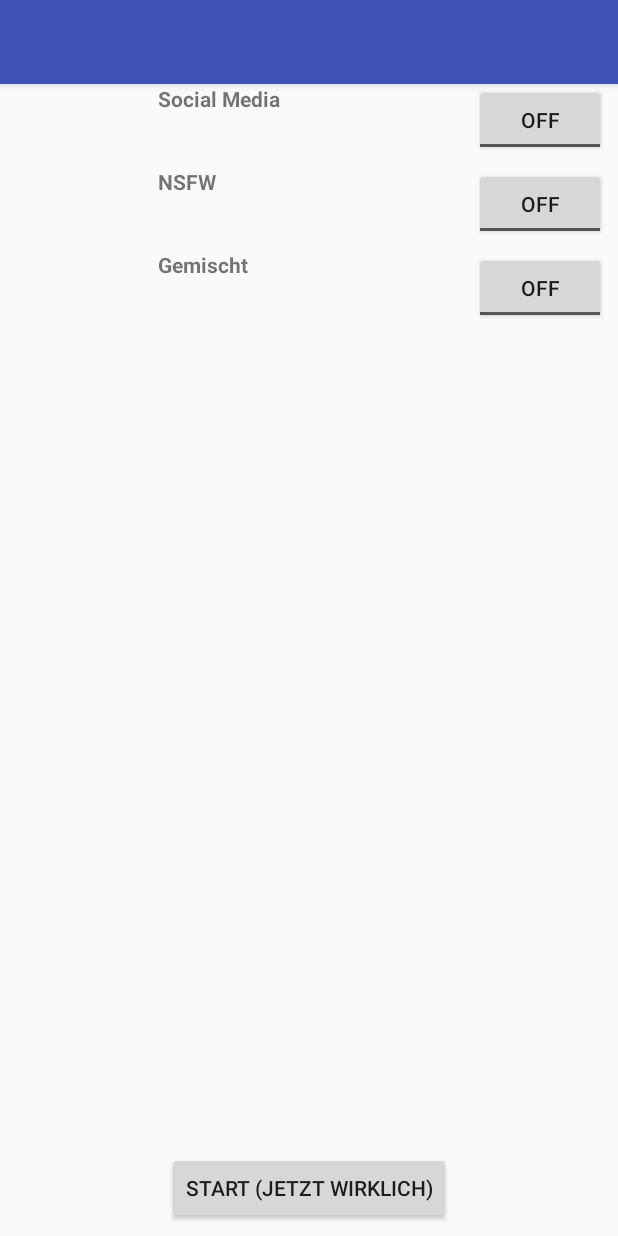
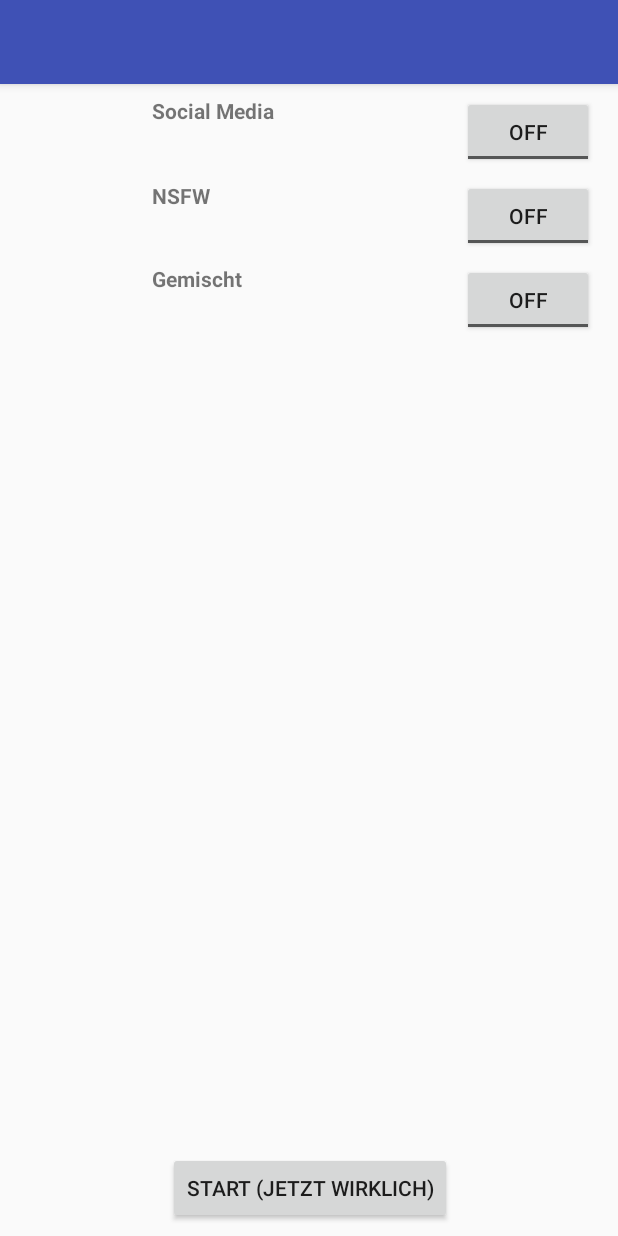
Before and after one commit to MichelKuhn/trinkelberg, an Android app: the Menu screen opened directly, with no data from a screen before it, on a phone screen of 412 x 824 dp. Run offline under Robolectric (Android 15) with nearby library versions, the phone set to English and light mode, and no system bars.

```diff
--- a/app/src/main/res/layout/content_menu.xml
+++ b/app/src/main/res/layout/content_menu.xml
@@ -15,7 +15,7 @@
         android:layout_marginTop="8dp"
         android:text="ToggleButton"
         app:layout_constraintTop_toBottomOf="@+id/nsfwButton"
-        android:layout_marginRight="8dp"
+        android:layout_marginRight="16dp"
         app:layout_constraintRight_toRightOf="parent" />
 
     <TextView
@@ -36,18 +36,18 @@
         android:id="@+id/nsfwButton"
         android:layout_width="wrap_content"
         android:layout_height="wrap_content"
+        android:text="ToggleButton"
+        android:layout_marginRight="16dp"
+        app:layout_constraintRight_toRightOf="parent"
         android:layout_marginTop="8dp"
-        android:text="ToggleButton"
-        app:layout_constraintTop_toBottomOf="@+id/socialButton"
-        android:layout_marginRight="8dp"
-        app:layout_constraintRight_toRightOf="parent" />
+        app:layout_constraintTop_toBottomOf="@+id/socialButton" />
 
     <TextView
         android:id="@+id/NSFW"
         android:layout_width="106dp"
         android:layout_height="47dp"
         android:layout_marginRight="8dp"
-        android:layout_marginTop="8dp"
+        android:layout_marginTop="9dp"
         android:text="NSFW"
         android:textAlignment="textStart"
         android:textStyle="bold"
@@ -61,33 +61,36 @@
         android:layout_width="wrap_content"
         android:layout_height="wrap_content"
         android:text="ToggleButton"
-        tools:layout_editor_absoluteY="28dp"
-        android:layout_marginRight="8dp"
-        app:layout_constraintRight_toRightOf="parent" />
+        android:layout_marginRight="16dp"
+        app:layout_constraintRight_toRightOf="parent"
+        app:layout_constraintTop_toTopOf="parent"
+        android:layout_marginTop="8dp" />
 
     <TextView
         android:id="@+id/social"
         android:layout_width="106dp"
         android:layout_height="47dp"
+        android:layout_marginLeft="8dp"
         android:layout_marginRight="8dp"
+        android:layout_marginTop="8dp"
         android:text="Social Media"
         android:textAlignment="textStart"
         android:textStyle="bold"
+        app:layout_constraintLeft_toLeftOf="parent"
         app:layout_constraintRight_toLeftOf="@+id/socialButton"
-        tools:layout_editor_absoluteY="28dp"
-        android:layout_marginLeft="8dp"
-        app:layout_constraintLeft_toLeftOf="parent" />
+        app:layout_constraintTop_toTopOf="parent" />
 
     <Button
         android:id="@+id/back"
         android:layout_width="wrap_content"
         android:layout_height="wrap_content"
-        android:layout_marginBottom="8dp"
         android:layout_marginLeft="8dp"
         android:layout_marginRight="8dp"
         android:text="@string/startTwo"
         android:onClick="onStart"
+        app:layout_constraintLeft_toLeftOf="parent"
+        app:layout_constraintRight_toRightOf="parent"
+        app:layout_constraintHorizontal_bias="0.502"
         app:layout_constraintBottom_toBottomOf="parent"
-        app:layout_constraintLeft_toLeftOf="parent"
-        app:layout_constraintRight_toRightOf="parent" />
+        android:layout_marginBottom="8dp" />
 </android.support.constraint.ConstraintLayout>
```
Also changed, not shown: app/src/main/java/com/example/michel/trinkelberg/Card.java (+4 -13 lines), app/src/main/java/com/example/michel/trinkelberg/DeckFactory.java (+15 -115 lines), app/src/main/java/com/example/michel/trinkelberg/Player.java (+9 -20 lines), app/src/main/java/com/example/michel/trinkelberg/Round.java (+8 -11 lines), app/src/main/res/values/arrays.xml (+7 -0 lines).
